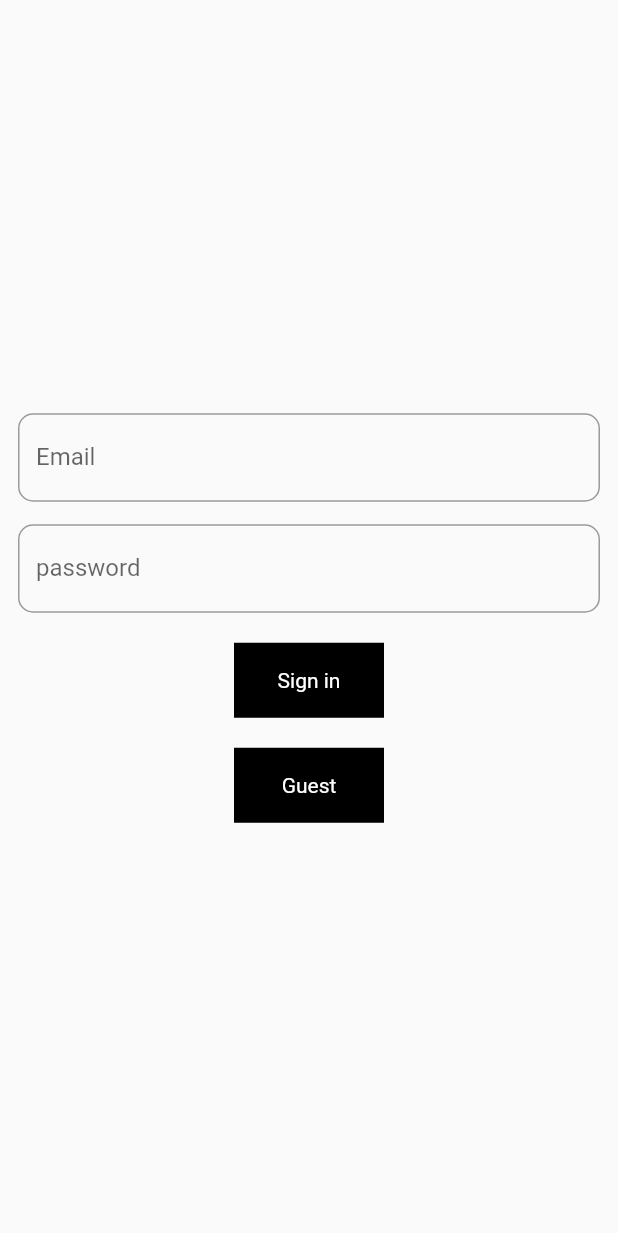
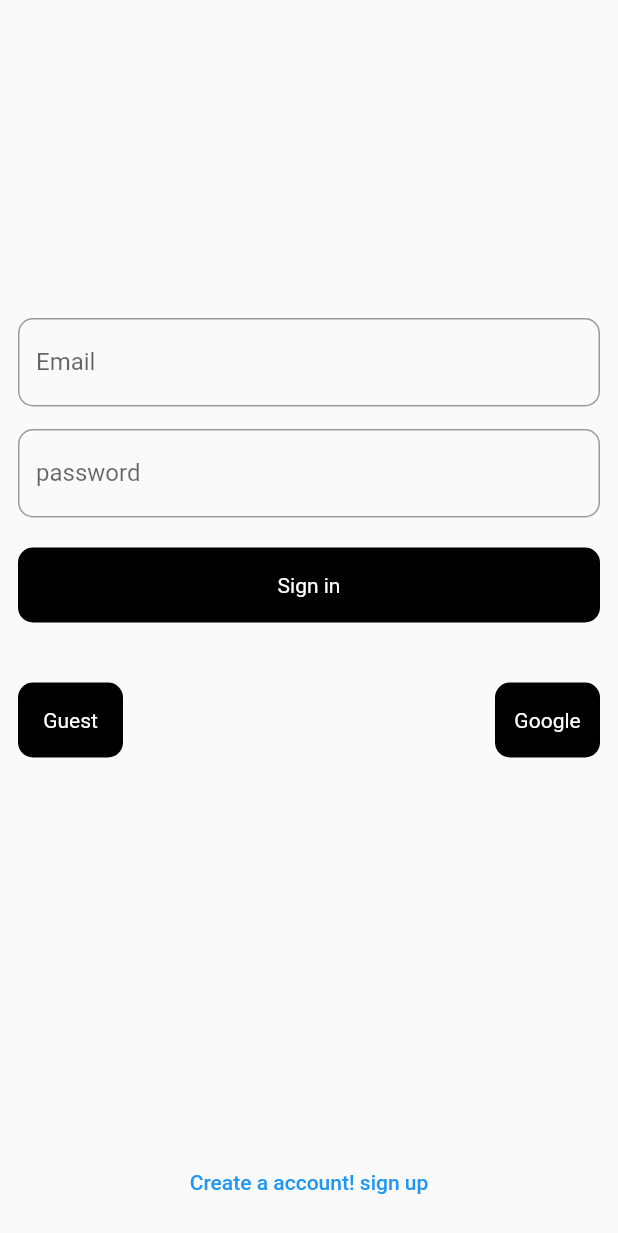
Before and after one commit to pateldixit2004/firebase_flutter_praa, a Flutter app: the HomeScreen screen opened by its route, on a phone screen of 412 x 824 dp. Shown: the top 1233 px of the screen. Run offline on Flutter 3.47's test engine with Material 2 defaults, Android fonts, the phone set to English and light mode, and no system bars; our stand-ins replace firebase_auth, firebase_core, get, google_sign_in; accounts and stored records are empty.

Commit message:
google login

```diff
--- a/lib/main.dart
+++ b/lib/main.dart
@@ -1,6 +1,7 @@
 import 'package:firebase_core/firebase_core.dart';
 import 'package:firebase_flutter_pra/screen/view/home_screen.dart';
 import 'package:firebase_flutter_pra/screen/view/logout_screen.dart';
+import 'package:firebase_flutter_pra/screen/view/sibnup_regitor_screen.dart';
 import 'package:firebase_flutter_pra/screen/view/splesh_screen.dart';
 import 'package:flutter/material.dart';
 import 'package:get/get.dart';
@@ -19,6 +20,7 @@ Future<void> main() async {
       routes: {
         '/':(p0) =>Selsh_Screen(),
         '/home':(p0) => HomeScreen(),
+        '/signUp':(p0) => SignUpScreen(),
         '/log':(p0) => Log_Screen(),
       },
     )
--- a/lib/screen/view/home_screen.dart
+++ b/lib/screen/view/home_screen.dart
@@ -11,6 +11,8 @@ class HomeScreen extends StatefulWidget {
 }
 
 class _HomeScreenState extends State<HomeScreen> {
+  TextEditingController txtemail=TextEditingController();
+  TextEditingController txtpassword=TextEditingController();
   @override
   Widget build(BuildContext context) {
     return SafeArea(child: Scaffold(
@@ -19,7 +21,9 @@ class _HomeScreenState extends State<HomeScreen> {
         child: Column(
           mainAxisAlignment: MainAxisAlignment.center ,
           children: [
+            SizedBox(height: 200,),
             TextField(
+              controller: txtemail,
               decoration: InputDecoration(
                 border: OutlineInputBorder(
                   borderRadius: BorderRadius.circular(10),
@@ -29,6 +33,9 @@ class _HomeScreenState extends State<HomeScreen> {
             ),
             SizedBox(height: 15,),
             TextField(
+              controller: txtpassword,
+              obscureText: true,
+
               decoration: InputDecoration(
                 border: OutlineInputBorder(
                   borderRadius: BorderRadius.circular(10),
@@ -37,15 +44,57 @@ class _HomeScreenState extends State<HomeScreen> {
               ),
             ),
             SizedBox(height: 20,),
-            Container(
+            InkWell(
+
+              onTap: () async {
+                String msg=await FireBaseHelper.base.signin(txtemail.text, txtpassword.text);
+                if(msg=="Succes")
+                  {
+                    Get.offAllNamed("/log");
+                  }
+                Get.snackbar('$msg','',backgroundColor: msg=="Succes"?Colors.green:Colors.red );
+
+
+
+              },
+
+
+              child: Container(
                 height: 50,
-              width: 100,
+
+                decoration: BoxDecoration(
+                  borderRadius: BorderRadius.circular(10),
                   color: Colors.black,
+
+                ),
 
                 child: Center(child: Text("Sign in",style: TextStyle(color: Colors.white),)),
               ),
+            ),
             SizedBox(height: 20,),
 
+            // InkWell(
+            //   onTap: () async {
+            //     String msg=await FireBaseHelper.base.anonymouslyGet();
+            //     Get.snackbar('$msg','',backgroundColor: msg=="Succes"?Colors.green:Colors.red );
+            //     if(msg=="Succes")
+            //       {
+            //         Get.toNamed("/log");
+            //       }
+            //
+            //   },
+            //   child: Container(
+            //     height: 50,
+            //     width: 100,
+            //     color: Colors.black,
+            //     child: Center(child: Text("Guest",style: TextStyle(color: Colors.white),)),
+            //   ),
+            // ),
+            SizedBox(height: 20,),
+
+            Row(
+              mainAxisAlignment: MainAxisAlignment.spaceBetween,
+              children: [
                 InkWell(
                   onTap: () async {
                     String msg=await FireBaseHelper.base.anonymouslyGet();
@@ -58,11 +107,62 @@ class _HomeScreenState extends State<HomeScreen> {
                   },
                   child: Container(
                     height: 50,
-                width: 100,
+                    width: 70,
+                    decoration: BoxDecoration(
+                      borderRadius: BorderRadius.circular(10),
                       color: Colors.black,
+
+                    ),
                     child: Center(child: Text("Guest",style: TextStyle(color: Colors.white),)),
                   ),
-            )
+                ),
+
+                InkWell(
+                  onTap: () async {
+                    String msg=await FireBaseHelper.base.googleSignIn();
+                    Get.snackbar('$msg','',backgroundColor: msg=="Succes"?Colors.green:Colors.red );
+                    if(msg=="Succes")
+                    {
+                      Get.toNamed("/log");
+                    }
+
+                  },
+                  child: Container(
+                    height: 50,
+                    width: 70,
+                    decoration: BoxDecoration(
+                      borderRadius: BorderRadius.circular(10),
+                      color: Colors.black,
+
+                    ),
+                    child: Center(child: Text("Google",style: TextStyle(color: Colors.white),)),
+                  ),
+                ),
+
+              ],
+            ),
+            // InkWell(
+            //   onTap: () async {
+            //     String msg=await FireBaseHelper.base.googleSignIn();
+            //     Get.snackbar('$msg','',backgroundColor: msg=="Succes"?Colors.green:Colors.red );
+            //     if(msg=="Succes")
+            //       {
+            //         Get.toNamed("/log");
+            //       }
+            //
+            //   },
+            //   child: Container(
+            //     height: 50,
+            //     width: 100,
+            //     color: Colors.black,
+            //     child: Center(child: Text("Google",style: TextStyle(color: Colors.white),)),
+            //   ),
+            // ),
+            Spacer(),
+            TextButton(onPressed: () {
+              Get.toNamed('/signUp');
+
+            }, child: Text("Create a account! sign up"),),
           ],
         ),
       )),
--- a/pubspec.yaml
+++ b/pubspec.yaml
@@ -38,6 +38,7 @@ dependencies:
   cupertino_icons: ^1.0.2
   firebase_core: ^2.14.0
   firebase_auth: ^4.6.3
+  google_sign_in: ^6.1.4
   get: ^4.6.5
 
 dev_dependencies:
```
Also changed, not shown: lib/screen/view/logout_screen.dart (+7 -0 lines), lib/screen/view/sibnup_regitor_screen.dart (added, +79 -0 lines), lib/utils/firebase_helper.dart (+56 -0 lines), pubspec.lock, 1 other file. Lines whose indentation alone changed are shown as unchanged.
